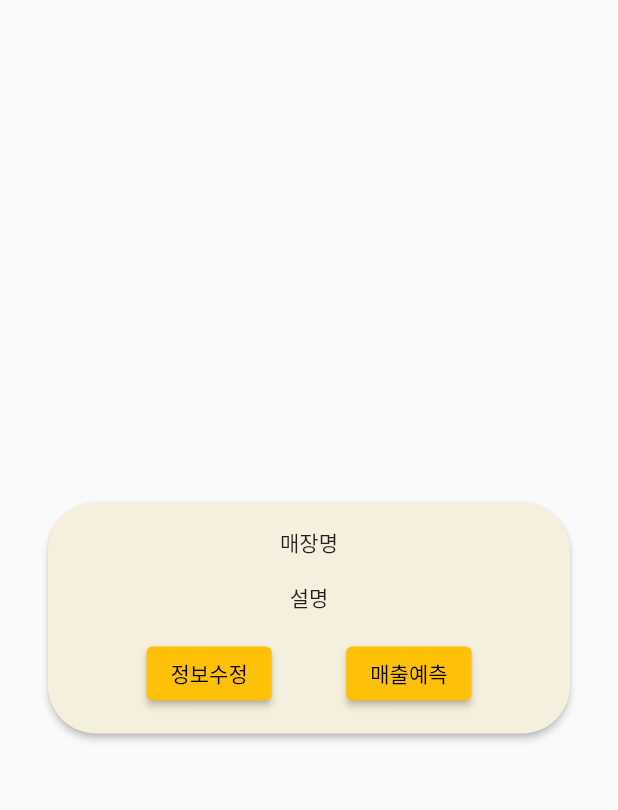
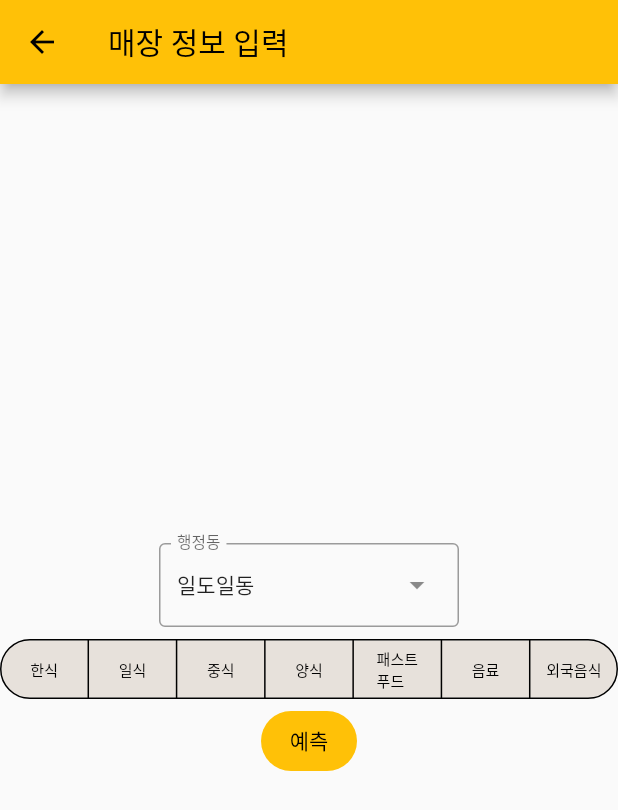
Before and after one commit to EthanYJLee/Jeju_Flutter_Python, a Flutter app: the _PopupCard widget shown alone on an empty page, opened directly, after a tap on "매출예측", on a phone screen of 412 x 824 dp. Shown: the top 810 px of the screen. Run offline on Flutter 3.47's test engine with Material 2 defaults, Android fonts, the light colour scheme and no system bars.

Commit message:
[Add] Predict View 추가

```diff
--- a/jeju_app/lib/main.dart
+++ b/jeju_app/lib/main.dart
@@ -16,7 +16,7 @@ class MyApp extends StatelessWidget {
       theme: ThemeData(
         primarySwatch: Colors.amber,
         primaryColorDark: Color.fromARGB(207, 195, 172, 152),
-        primaryColorLight: Color.fromARGB(197, 255, 247, 239),
+        primaryColorLight: Color.fromARGB(197, 226, 218, 210),
       ),
       debugShowCheckedModeBanner: false,
       home: const Login(),
--- a/jeju_app/lib/view/home.dart
+++ b/jeju_app/lib/view/home.dart
@@ -2,6 +2,7 @@ import 'package:flutter/material.dart';
 import 'package:flutter/src/widgets/framework.dart';
 import 'package:flutter/src/widgets/placeholder.dart';
 import 'package:jeju_app/util/card_dialog.dart';
+import 'package:jeju_app/view/predict.dart';
 
 class Home extends StatefulWidget {
   const Home({super.key});
@@ -22,7 +23,7 @@ class _HomeState extends State<Home> {
           style: BorderStyle.solid,
           width: 1,
         ),
-        borderRadius: BorderRadius.circular(5),
+        borderRadius: BorderRadius.circular(16),
         color: Colors.white,
         boxShadow: [
           BoxShadow(
@@ -45,6 +46,8 @@ class _HomeState extends State<Home> {
                     height: 100,
                     width: 100,
                     child: Card(
+                      shape: const RoundedRectangleBorder(
+                          borderRadius: BorderRadius.all(Radius.circular(15))),
                       elevation: 2,
                       color: Color.fromARGB(100, 154, 155, 151),
                       child: InkWell(
@@ -88,8 +91,11 @@ class _HomeState extends State<Home> {
       body: Center(
         child: Column(
           children: [
-            Text(
-              '매장을 선택해주세요',
+            const Padding(
+              padding: EdgeInsets.all(20.0),
+              child: Text(
+                '매장을 선택해주세요',
+              ),
             ),
             Container(
               height: 110,
@@ -153,7 +159,12 @@ class _PopupCard extends StatelessWidget {
                           child: const Text('정보수정'),
                         ),
                         ElevatedButton(
-                          onPressed: () {},
+                          onPressed: () {
+                            Navigator.push(
+                                context,
+                                MaterialPageRoute(
+                                    builder: ((context) => const Predict())));
+                          },
                           child: const Text('매출예측'),
                         ),
                       ],
--- /dev/null
+++ b/jeju_app/lib/view/predict.dart
@@ -0,0 +1,156 @@
+import 'package:flutter/material.dart';
+import 'package:flutter/src/widgets/framework.dart';
+import 'package:flutter/src/widgets/placeholder.dart';
+
+class Predict extends StatefulWidget {
+  const Predict({super.key});
+
+  @override
+  State<Predict> createState() => _PredictState();
+}
+
+class _PredictState extends State<Predict> {
+  late List<String> dongList = [
+    '일도일동',
+    '일도이동',
+    '이도일동',
+    '이도이동',
+    '삼도일동',
+    '삼도이동',
+    '용담일동',
+    '용담이동',
+    '건입동',
+    '화북동',
+    '삼양동',
+    '봉개동',
+    '아라동',
+    '오라동',
+    '연동',
+    '노형동',
+    '외도동',
+    '이호동',
+    '도두동'
+  ];
+
+  final TextEditingController dongController = TextEditingController();
+
+  @override
+  Widget build(BuildContext context) {
+    final List<DropdownMenuEntry<String>> dongEntries =
+        <DropdownMenuEntry<String>>[];
+    for (final dong in dongList) {
+      dongEntries.add(DropdownMenuEntry<String>(value: dong, label: dong));
+    }
+    return Scaffold(
+      appBar: AppBar(
+        title: const Text('매장 정보 입력'),
+      ),
+      body: Center(
+        child: Column(
+          mainAxisAlignment: MainAxisAlignment.center,
+          children: [
+            SizedBox(
+              height: 60,
+              child: Expanded(
+                child: DropdownMenu(
+                  menuHeight: 200,
+                  width: 200,
+                  initialSelection: dongList[0],
+                  controller: dongController,
+                  label: const Text('행정동'),
+                  dropdownMenuEntries: dongEntries,
+                ),
+              ),
+            ),
+            SingleChoice(),
+            FilledButton.tonal(
+              onPressed: () {},
+              child: Text('예측'),
+            )
+          ],
+        ),
+      ),
+    );
+  }
+}
+
+enum Categories { a, b, c, d, e, f, g }
+
+class SingleChoice extends StatefulWidget {
+  const SingleChoice({super.key});
+
+  @override
+  State<SingleChoice> createState() => _SingleChoiceState();
+}
+
+class _SingleChoiceState extends State<SingleChoice> {
+  Categories category = Categories.a;
+
+  @override
+  Widget build(BuildContext context) {
+    return SegmentedButton<Categories>(
+      style: ButtonStyle(
+        backgroundColor:
+            MaterialStatePropertyAll(Theme.of(context).primaryColorLight),
+      ),
+      showSelectedIcon: false,
+      segments: const <ButtonSegment<Categories>>[
+        ButtonSegment<Categories>(
+          value: Categories.a,
+          label: Text(
+            '한식',
+            style: TextStyle(fontSize: 10),
+          ),
+        ),
+        ButtonSegment<Categories>(
+          value: Categories.b,
+          label: Text(
+            '일식',
+            style: TextStyle(fontSize: 10),
+          ),
+        ),
+        ButtonSegment<Categories>(
+          value: Categories.c,
+          label: Text(
+            '중식',
+            style: TextStyle(fontSize: 10),
+          ),
+        ),
+        ButtonSegment<Categories>(
+          value: Categories.d,
+          label: Text(
+            '양식',
+            style: TextStyle(fontSize: 10),
+          ),
+        ),
+        ButtonSegment<Categories>(
+          value: Categories.e,
+          label: Text(
+            '패스트\n푸드',
+            style: TextStyle(fontSize: 10),
+          ),
+        ),
+        ButtonSegment<Categories>(
+          value: Categories.f,
+          label: Text(
+            '음료',
+            style: TextStyle(fontSize: 10),
+          ),
+        ),
+        ButtonSegment<Categories>(
+          value: Categories.g,
+          label: Text(
+            '외국음식',
+            style: TextStyle(fontSize: 10),
+          ),
+        ),
+      ],
+      selected: <Categories>{category},
+      onSelectionChanged: (Set<Categories> newCategory) {
+        setState(() {
+          category = newCategory.first;
+        });
+      },
+    );
+  }
+}
```
